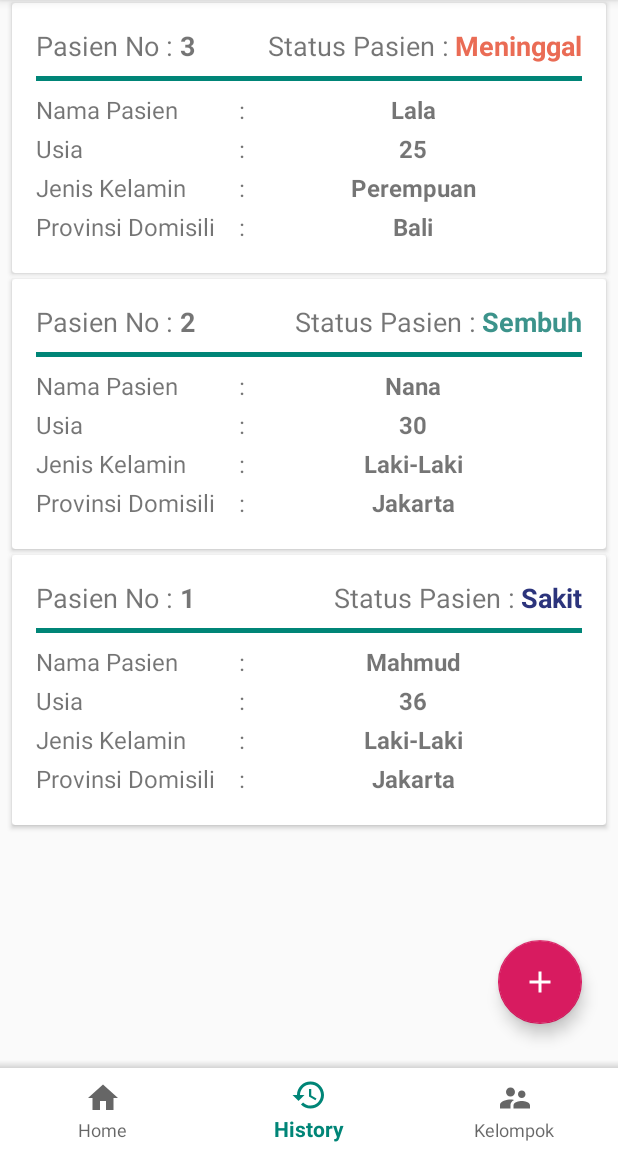
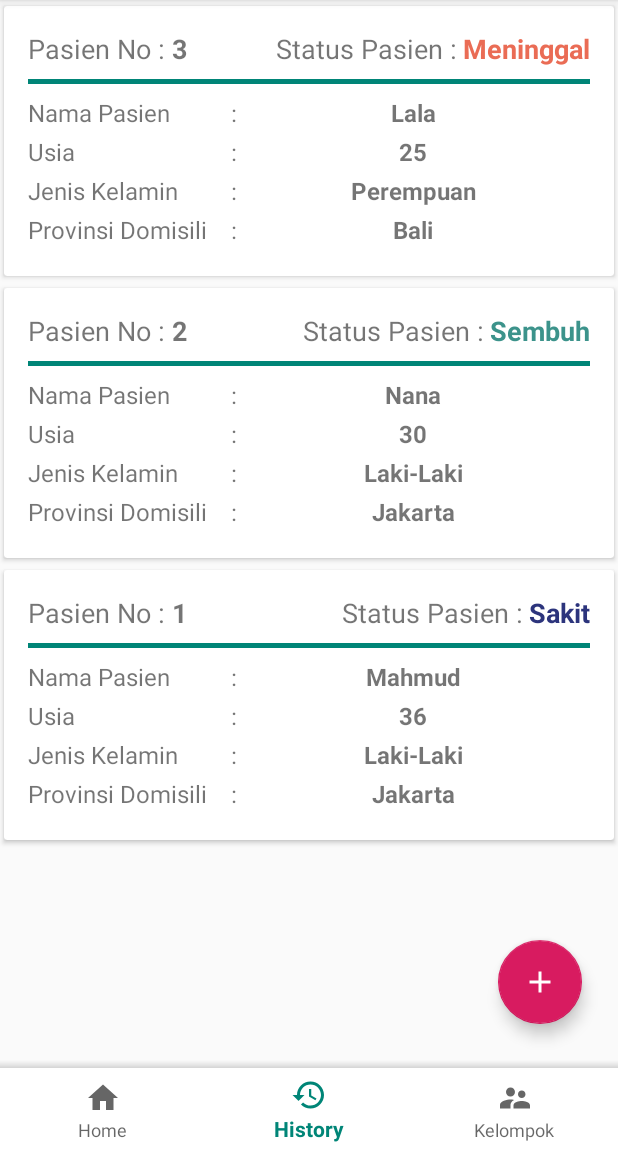
Before and after one commit to rijamyazid/android-app-covid19-management, an Android app: the HistoryFragment screen opened through its navigation route, on a phone screen of 412 x 824 dp, the part 84-1236 px from its top. Run offline under Robolectric (Android 15) with nearby library versions, the phone set to English and light mode, and no system bars; our stand-ins replace Room's generated code, navigation-ui; libraries missing offline, so code that uses them is left out: com.anychart, com.anychart.chart, com.anychart.charts, com.github.mikephil.charting; 25 statements that could not run were skipped.

```diff
--- a/app/src/main/res/layout/rv_item.xml
+++ b/app/src/main/res/layout/rv_item.xml
@@ -1,13 +1,11 @@
 <?xml version="1.0" encoding="utf-8"?>
 <androidx.cardview.widget.CardView xmlns:android="http://schemas.android.com/apk/res/android"
     xmlns:tools="http://schemas.android.com/tools"
+    xmlns:app="http://schemas.android.com/apk/res-auto"
     android:orientation="vertical"
     android:layout_width="match_parent"
     android:layout_height="wrap_content"
-    android:layout_marginStart="@dimen/gapSmall"
-    android:layout_marginEnd="@dimen/gapSmall"
-    android:layout_marginBottom="2dp"
-    android:layout_marginTop="2dp">
+    app:cardUseCompatPadding="true">
 
     <LinearLayout
         android:layout_width="match_parent"
```
Also changed, not shown: app/src/main/res/layout/fragment_home.xml (+29 -11 lines).
